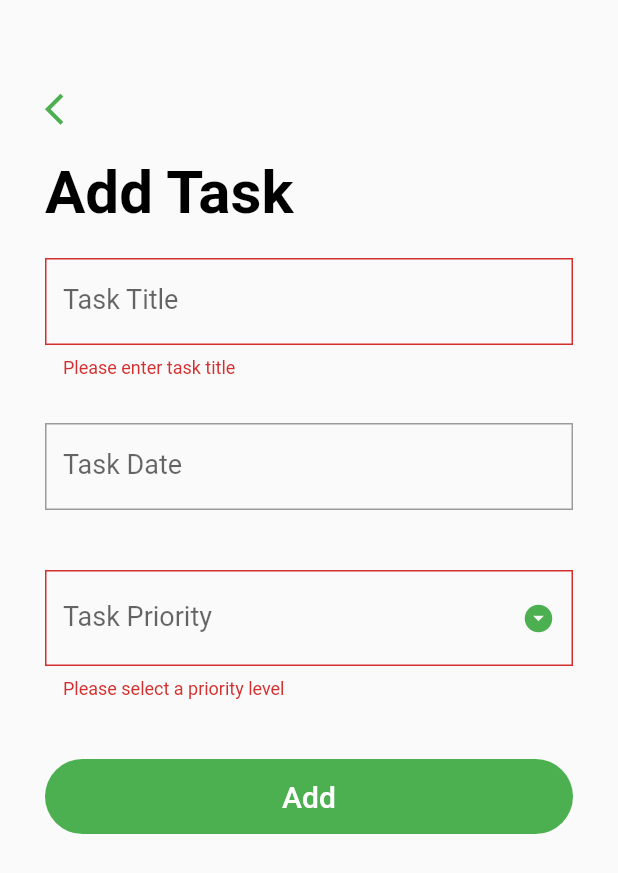
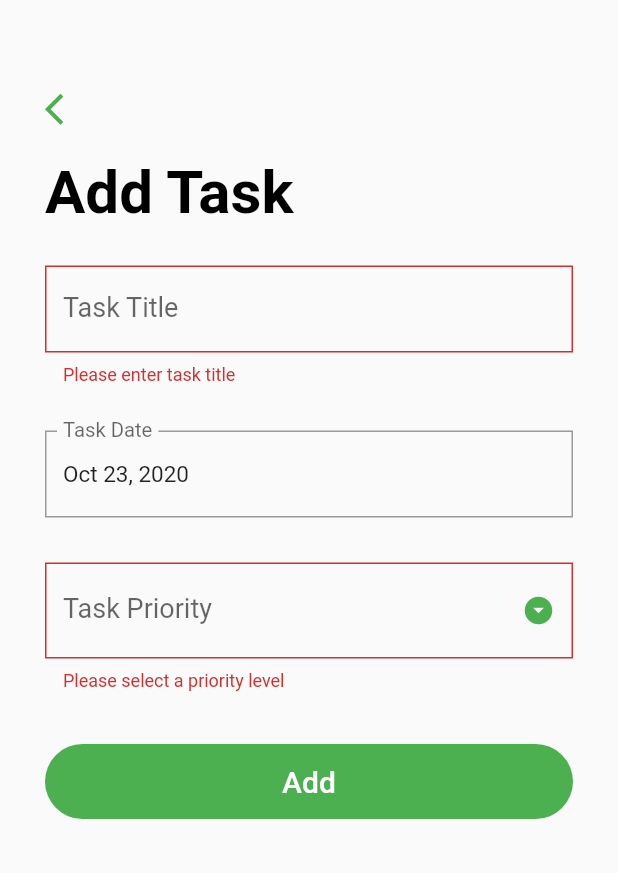
Before and after one commit to naseebbajracharya/todolist-app-flutter, a Flutter app: the AddTaskScreen screen opened directly, after a tap on "Add", on a phone screen of 412 x 824 dp. Shown: the top 873 px of the screen. Run offline on Flutter 3.47's test engine with Material 2 defaults, Android fonts, the phone set to English and light mode, and no system bars.

Commit message:
changes in _submit fn

```diff
--- a/lib/screens/add_task_screen.dart
+++ b/lib/screens/add_task_screen.dart
@@ -16,6 +16,19 @@ class _AddTaskScreenState extends State<AddTaskScreen> {
 
   final DateFormat _dateFormatter = DateFormat('MMM dd, yyyy');
   final List<String> _priorities = ['Low', 'Medium', 'High'];
+
+  @override
+  void initState() {
+    super.initState();
+    _dateController.text = _dateFormatter.format(_date);
+  }
+
+  @override
+  void dispose() {
+    _dateController.dispose();
+    super.dispose();
+
+  }
 
   _handleDatePicker() async{
     final DateTime date = await showDatePicker(
@@ -37,6 +50,13 @@ class _AddTaskScreenState extends State<AddTaskScreen> {
     if (_formKey.currentState.validate()) {
       _formKey.currentState.save();
       print('$_title, $_date, $_priority');
+
+      //insert task to user's db
+
+      //update task
+
+
+      Navigator.pop(context);
     }
   }
 
@@ -72,7 +92,7 @@ class _AddTaskScreenState extends State<AddTaskScreen> {
                 key: _formKey,
                 child: Column(children: <Widget>[
                   Padding(
-                    padding: EdgeInsets.symmetric(vertical: 10.0),
+                    padding: EdgeInsets.symmetric(vertical: 15.0),
                     child: TextFormField(
                       style: TextStyle(fontSize: 15.0),
                       decoration: InputDecoration(
@@ -89,7 +109,7 @@ class _AddTaskScreenState extends State<AddTaskScreen> {
                   ),
 
                   Padding(
-                    padding: EdgeInsets.symmetric(vertical: 20.0),
+                    padding: EdgeInsets.symmetric(vertical: 15.0),
                     child: TextFormField(
                       readOnly: true,
                       controller: _dateController,
@@ -106,18 +126,19 @@ class _AddTaskScreenState extends State<AddTaskScreen> {
                   ),
 
                   Padding(
-                    padding: EdgeInsets.symmetric(vertical: 20.0),
+                    padding: EdgeInsets.symmetric(vertical: 15.0),
                     child: DropdownButtonFormField(
+                      isDense: true,
                       icon: Icon(Icons.arrow_drop_down_circle),
                       iconSize: 22.0,
                       iconEnabledColor: Theme.of(context).primaryColor,
                       items: _priorities.map((String priority) {
                         return DropdownMenuItem(
                           value: priority,
-                          child: Text(priority, style: TextStyle(color: Colors.black, fontSize: 18.0,),),
+                          child: Text(priority, style: TextStyle(color: Colors.black, fontSize: 15.0,),),
                         );
                       }).toList(),
-                      style: TextStyle(fontSize: 15.0),
+                      style: TextStyle(fontSize: 18.0),
                       decoration: InputDecoration(
                         labelText: 'Task Priority',
                         labelStyle: TextStyle(fontSize: 18.0),
```
